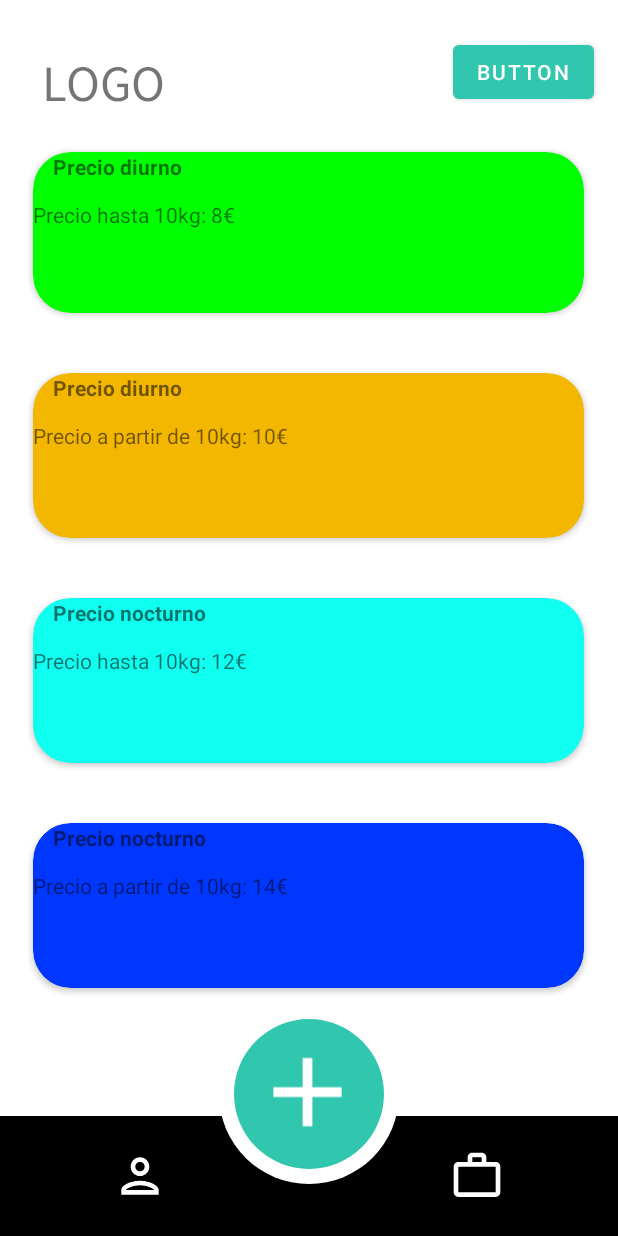
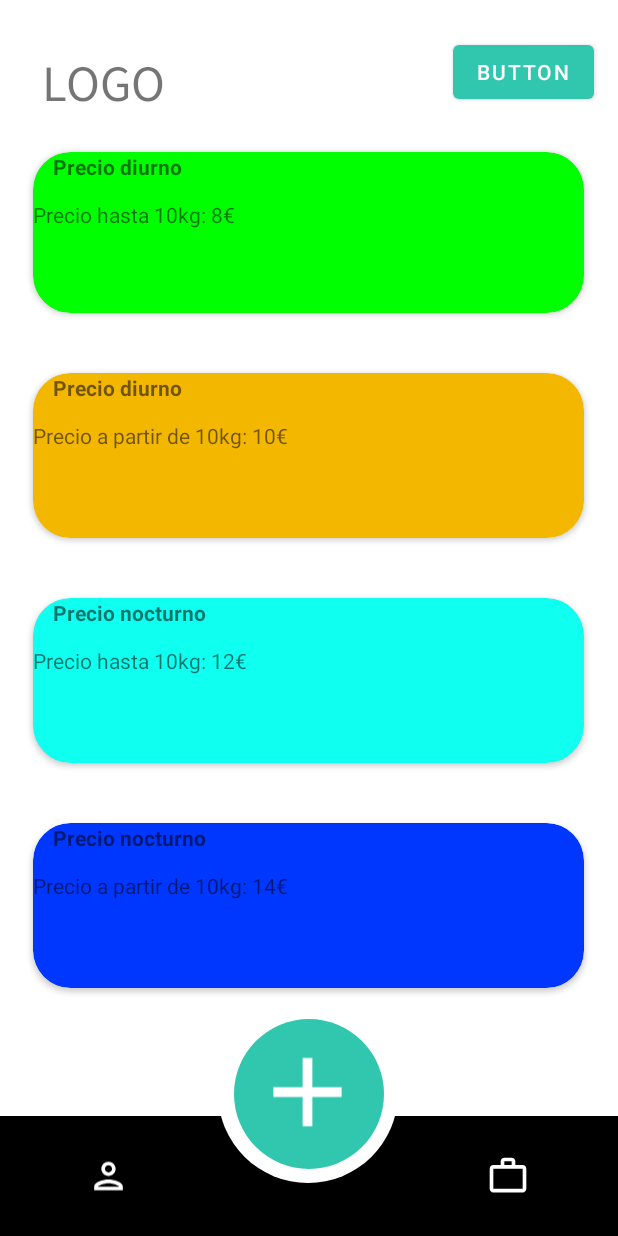
Before and after one commit to mikel-ayala/ReadyBaggage, an Android app: the screen it shows after launch (MainActivity), on a phone screen of 412 x 824 dp. Run offline under Robolectric (Android 15) with nearby library versions, the phone set to English and light mode, and no system bars.

Commit message:
Update activity_main.xml

```diff
--- a/app/src/main/res/layout/activity_main.xml
+++ b/app/src/main/res/layout/activity_main.xml
@@ -161,7 +161,19 @@
         <Space
             android:layout_width="0dp"
             android:layout_height="wrap_content"
-            android:layout_weight="5" />
+            android:layout_weight="2" />
+
+        <TextView
+            android:id="@+id/textView"
+            android:layout_width="120dp"
+            android:layout_height="120dp"
+            android:layout_marginTop="-75dp"
+            android:background="@drawable/botones_redondos" />
+
+        <Space
+            android:layout_width="wrap_content"
+            android:layout_height="wrap_content"
+            android:layout_weight="2" />
 
         <ImageView
             android:id="@+id/imageView8"
@@ -176,16 +188,6 @@
             android:layout_weight="2" />
 
     </LinearLayout>
-
-    <TextView
-        android:id="@+id/textView"
-        android:layout_width="120dp"
-        android:layout_height="120dp"
-        android:background="@drawable/botones_redondos"
-        app:layout_constraintBottom_toBottomOf="@+id/button"
-        app:layout_constraintEnd_toEndOf="@+id/button"
-        app:layout_constraintStart_toStartOf="@+id/button"
-        app:layout_constraintTop_toTopOf="@+id/button" />
 
     <Button
         android:id="@+id/button"
```
